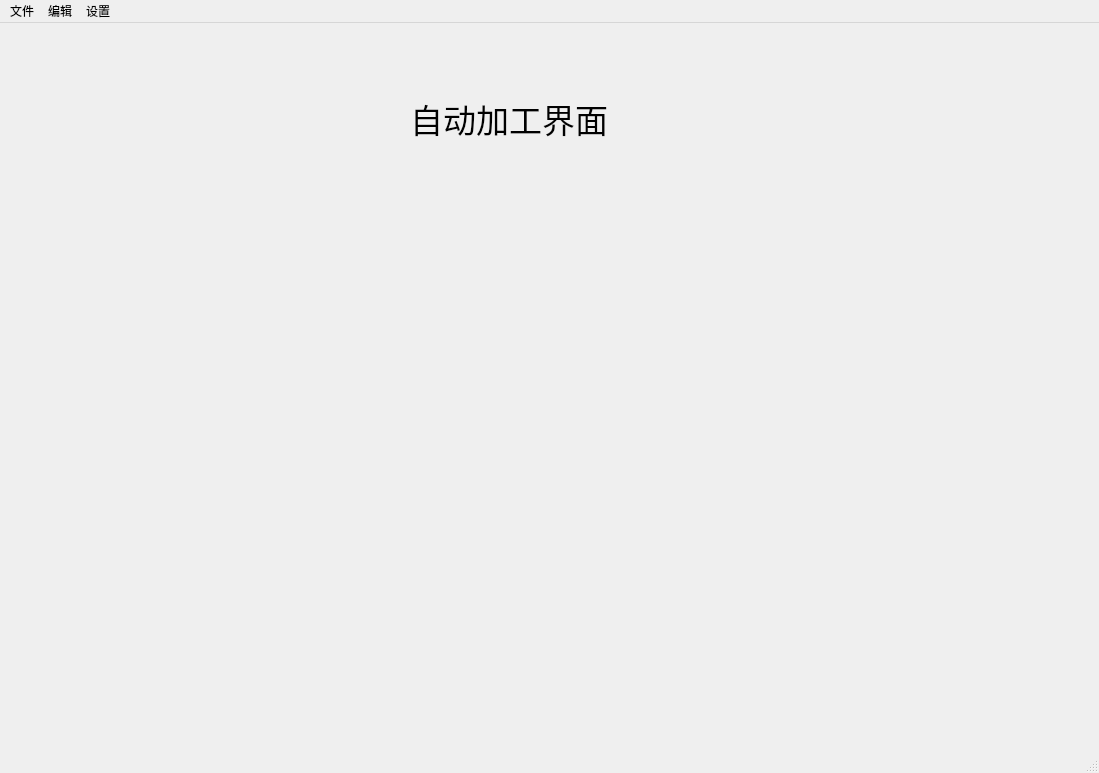
The window that mainUione.ui (lb123456789/mygit) describes before a commit, drawn with Qt 5.
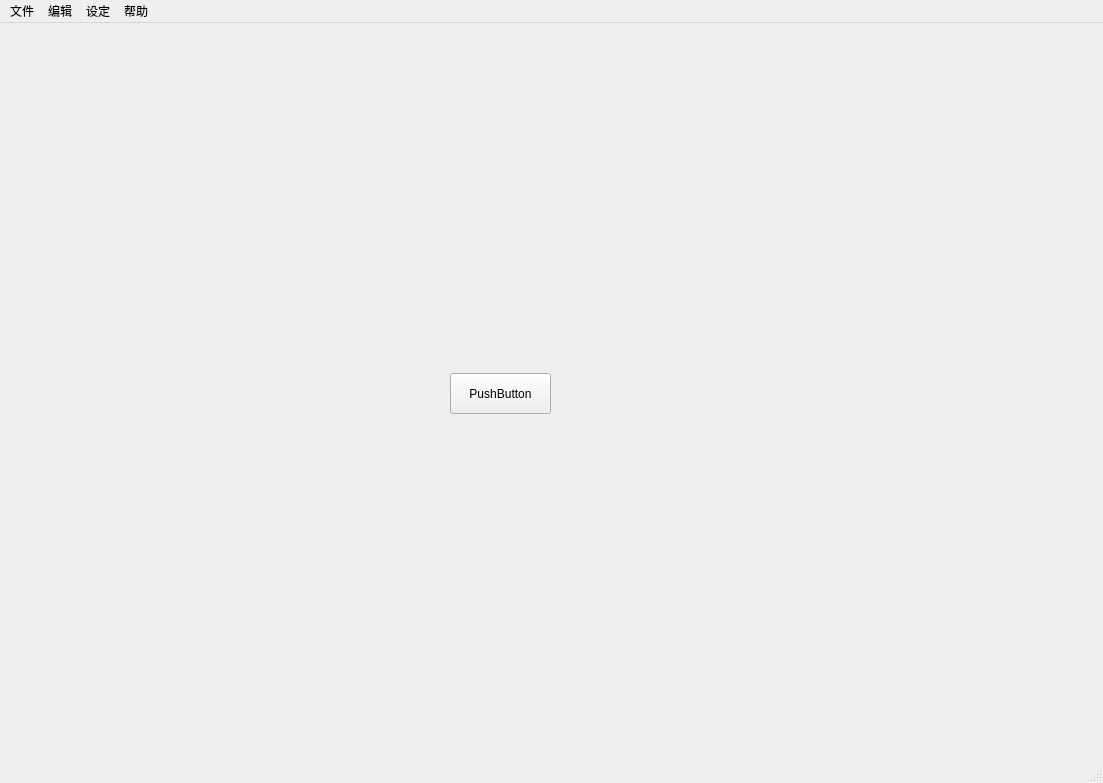
The same window after the commit.

Commit message: 界面切换

```diff
--- a/mainUione.ui
+++ b/mainUione.ui
@@ -6,39 +6,35 @@
    <rect>
     <x>0</x>
     <y>0</y>
-    <width>1099</width>
-    <height>773</height>
+    <width>1103</width>
+    <height>783</height>
    </rect>
   </property>
   <property name="windowTitle">
    <string>MainWindow</string>
   </property>
   <widget class="QWidget" name="centralwidget">
-   <widget class="QLabel" name="labeltext4_2">
+   <widget class="QPushButton" name="buttonOpenwindow">
     <property name="geometry">
      <rect>
-      <x>410</x>
-      <y>20</y>
-      <width>431</width>
-      <height>151</height>
+      <x>450</x>
+      <y>350</y>
+      <width>101</width>
+      <height>41</height>
      </rect>
     </property>
-    <property name="font">
-     <font>
-      <pointsize>25</pointsize>
-     </font>
-    </property>
     <property name="text">
-     <string>自动加工界面</string>
+     <string>PushButton</string>
     </property>
    </widget>
   </widget>
-  <widget class="QMenuBar" name="menubar">
+  <widget class="QStatusBar" name="statusbar"/>
+  <widget class="QMenuBar" name="menuBar">
    <property name="geometry">
     <rect>
      <x>0</x>
      <y>0</y>
-     <width>1099</width>
+     <width>1103</width>
      <height>26</height>
     </rect>
    </property>
@@ -54,14 +50,35 @@
    </widget>
    <widget class="QMenu" name="menu_3">
     <property name="title">
-     <string>设置</string>
+     <string>设定</string>
+    </property>
+    <addaction name="actionsifu"/>
+   </widget>
+   <widget class="QMenu" name="menu_4">
+    <property name="title">
+     <string>帮助</string>
     </property>
    </widget>
    <addaction name="menu"/>
    <addaction name="menu_2"/>
    <addaction name="menu_3"/>
+   <addaction name="menu_4"/>
   </widget>
-  <widget class="QStatusBar" name="statusbar"/>
+  <action name="actionAuto">
+   <property name="text">
+    <string>Auto</string>
+   </property>
+  </action>
+  <action name="actionJOG">
+   <property name="text">
+    <string>JOG</string>
+   </property>
+  </action>
+  <action name="actionsifu">
+   <property name="text">
+    <string>伺服</string>
+   </property>
+  </action>
  </widget>
  <resources/>
  <connections/>
```
The commit also changes 4 other files.
